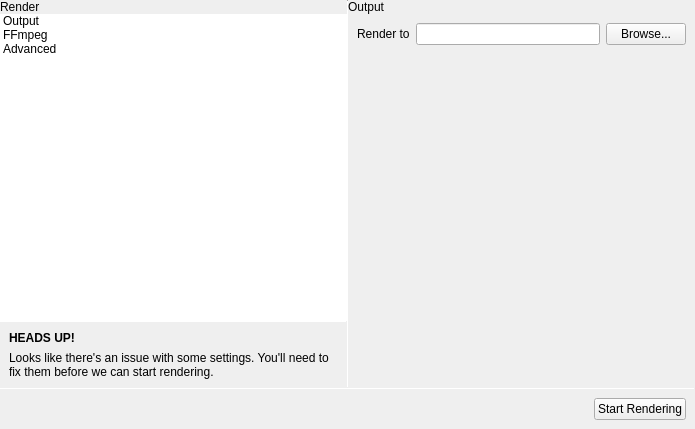
Old version of the form frame/render/renderpopover.ui in the repository vicr123/theFrame.
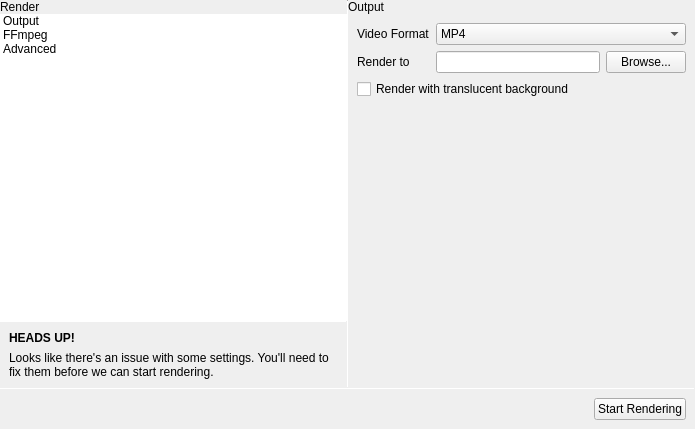
New version of the form. Custom widgets are drawn as their Qt base class.

Commit message: Add WebM codec to render dialog

```diff
--- a/frame/render/renderpopover.ui
+++ b/frame/render/renderpopover.ui
@@ -229,20 +229,10 @@
                <x>0</x>
                <y>0</y>
                <width>347</width>
-               <height>370</height>
+               <height>376</height>
               </rect>
              </property>
              <layout class="QGridLayout" name="gridLayout">
-              <item row="1" column="1">
-               <widget class="QLineEdit" name="renderFile"/>
-              </item>
-              <item row="1" column="0">
-               <widget class="QLabel" name="label_2">
-                <property name="text">
-                 <string>Render to</string>
-                </property>
-               </widget>
-              </item>
               <item row="4" column="0">
                <spacer name="verticalSpacer">
                 <property name="orientation">
@@ -256,13 +246,51 @@
                 </property>
                </spacer>
               </item>
-              <item row="1" column="2">
+              <item row="1" column="0">
+               <widget class="QLabel" name="label_12">
+                <property name="text">
+                 <string>Video Format</string>
+                </property>
+               </widget>
+              </item>
+              <item row="2" column="0">
+               <widget class="QLabel" name="label_2">
+                <property name="text">
+                 <string>Render to</string>
+                </property>
+               </widget>
+              </item>
+              <item row="2" column="2">
                <widget class="QPushButton" name="browseForFileButton">
                 <property name="text">
                  <string>Browse...</string>
                 </property>
                </widget>
               </item>
+              <item row="2" column="1">
+               <widget class="QLineEdit" name="renderFile"/>
+              </item>
+              <item row="1" column="1" colspan="2">
+               <widget class="QComboBox" name="formatBox">
+                <item>
+                 <property name="text">
+                  <string>MP4</string>
+                 </property>
+                </item>
+                <item>
+                 <property name="text">
+                  <string>WebM</string>
+                 </property>
+                </item>
+               </widget>
+              </item>
+              <item row="3" column="0" colspan="3">
+               <widget class="QCheckBox" name="translucentBackgroundCheckbox">
+                <property name="text">
+                 <string>Render with translucent background</string>
+                </property>
+               </widget>
+              </item>
              </layout>
             </widget>
            </widget>
@@ -695,6 +723,12 @@
   </action>
  </widget>
  <customwidgets>
+  <customwidget>
+   <class>tStackedWidget</class>
+   <extends>QStackedWidget</extends>
+   <header location="global">tstackedwidget.h</header>
+   <container>1</container>
+  </customwidget>
   <customwidget>
    <class>tTitleLabel</class>
    <extends>QLabel</extends>
@@ -703,12 +737,6 @@
     <signal>backButtonClicked()</signal>
    </slots>
   </customwidget>
-  <customwidget>
-   <class>tStackedWidget</class>
-   <extends>QStackedWidget</extends>
-   <header location="global">tstackedwidget.h</header>
-   <container>1</container>
-  </customwidget>
  </customwidgets>
  <resources/>
  <connections/>
```
Left out of the diff: 8 changed lines with no effect on the pictures. The commit also changes 178 other files.
